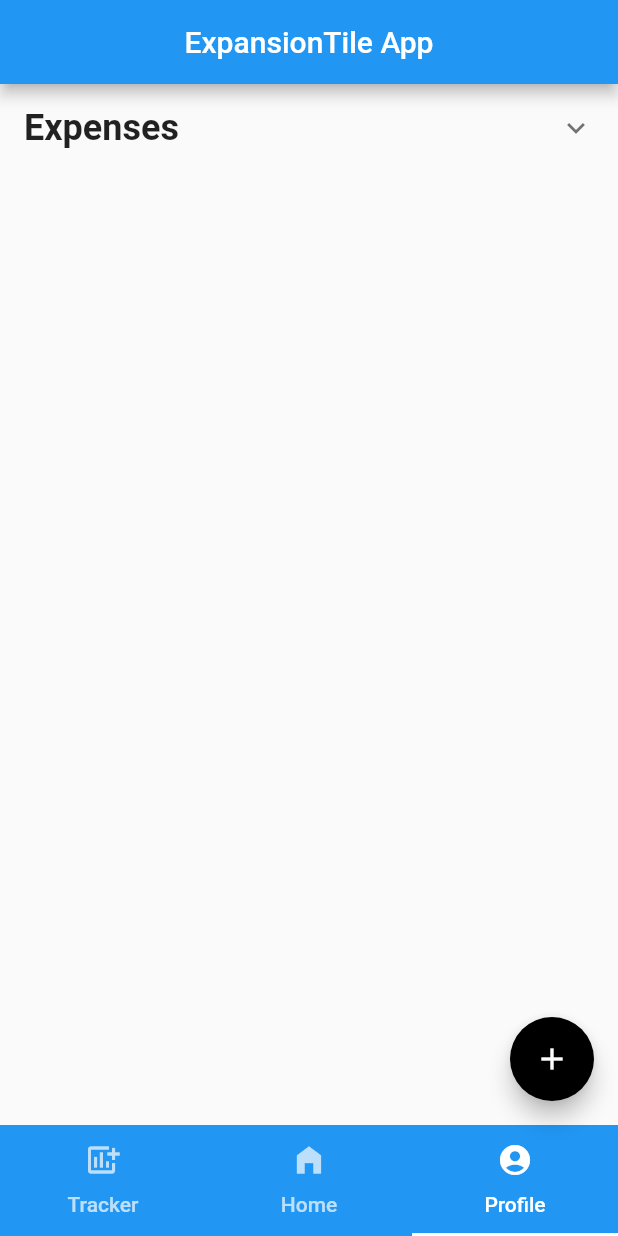
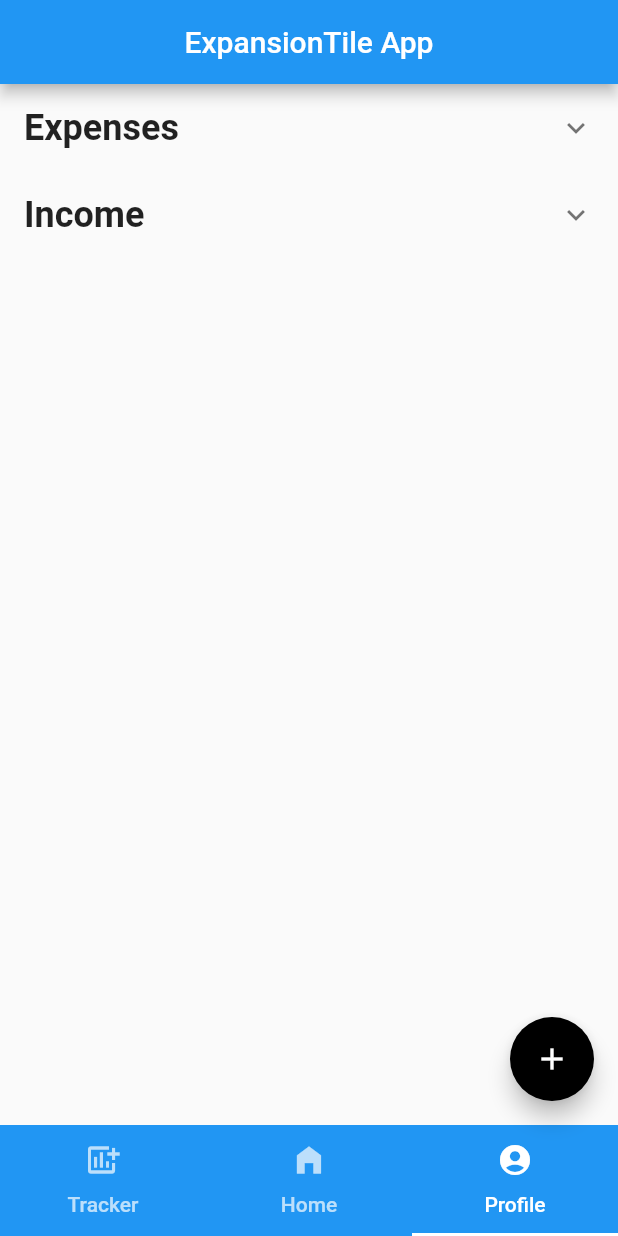
Before and after one commit to lyang-86/vandy_2020, a Flutter app: the screen it shows after launch, item 3 of the bottom bar chosen, on a phone screen of 412 x 824 dp. Run offline on Flutter 3.47's test engine with Material 2 defaults, Android fonts, the phone set to English and light mode, and no system bars; our stand-ins replace pie_chart.

```diff
--- a/vandyhacks2020/lib/userinput.dart
+++ b/vandyhacks2020/lib/userinput.dart
@@ -1,5 +1,5 @@
 import 'package:flutter/material.dart';
-
+import 'global.dart' as globals;
 void main() {
   runApp(new TileApp());
   }
@@ -15,7 +15,7 @@ class TileApp extends StatelessWidget{
 }
 class TestPage extends StatelessWidget {
 
-  createAlertDialog(BuildContext context) {
+  Future<String> createAlertDialog(BuildContext context) {
     TextEditingController customController = new TextEditingController();
 
     return showDialog(context: context, builder: (context) {
@@ -23,12 +23,15 @@ class TestPage extends StatelessWidget {
           title: Text("Enter amount"),
           content: TextField(
             controller: customController,
+            keyboardType: TextInputType.number,
           ),
           actions: <Widget>[
             MaterialButton(
               elevation: 5.0,
               child: Text('Submit'),
-              onPressed: () {},
+              onPressed: () {
+                Navigator.of(context).pop(customController.text.toString());
+              },
             )
           ]
       );
@@ -45,7 +48,9 @@ class TestPage extends StatelessWidget {
             child: Text('ExpansionTile App'),
           ),
         ),
-        body: new ExpansionTile(
+        body: new ListView(
+          children: [
+        ExpansionTile(
           title: new Text('Expenses', style: TextStyle(fontSize: 24,fontWeight: FontWeight.bold,),
           ),
           children: [
@@ -53,7 +58,9 @@ class TestPage extends StatelessWidget {
               dense: true,
               enabled: true,
               isThreeLine: false,
-              onTap: () {createAlertDialog(context);},
+              onTap: () {createAlertDialog(context).then((onValue){
+                globals.user.changeExpense('Rent', double.parse('onValue'));
+              });},
               selected: true,
               title: new Text('Rent', style: TextStyle(fontSize: 20, color:Colors.black)),
             ),
@@ -61,7 +68,9 @@ class TestPage extends StatelessWidget {
               dense: true,
               enabled: true,
               isThreeLine: false,
-              onTap: ()  {createAlertDialog(context);},
+              onTap: ()  {createAlertDialog(context).then((onValue){
+                globals.user.changeExpense('Utility', double.parse('onValue'));
+              });},
               selected: true,
               title: new Text('Utility', style: TextStyle(fontSize: 20, color:Colors.black)),
             ),
@@ -69,7 +78,9 @@ class TestPage extends StatelessWidget {
               dense: true,
               enabled: true,
               isThreeLine: false,
-              onTap: () {createAlertDialog(context);},
+              onTap: () {createAlertDialog(context).then((onValue){
+                globals.user.changeExpense('Subscriptions', double.parse('onValue'));
+              });},
               selected: true,
               title: new Text('Subscriptions', style: TextStyle(fontSize: 20, color:Colors.black)),
             ),
@@ -77,7 +88,9 @@ class TestPage extends StatelessWidget {
               dense: true,
               enabled: true,
               isThreeLine: false,
-              onTap: ()  {createAlertDialog(context);},
+              onTap: ()  {createAlertDialog(context).then((onValue){
+                globals.user.changeExpense('Bills', double.parse('onValue'));
+              });},
               selected: true,
               title: new Text('Bills', style: TextStyle(fontSize: 20, color:Colors.black)),
             ),
@@ -85,7 +98,9 @@ class TestPage extends StatelessWidget {
               dense: true,
               enabled: true,
               isThreeLine: false,
-              onTap: () {createAlertDialog(context);},
+              onTap: () {createAlertDialog(context).then((onValue){
+                globals.user.changeExpense('Savings', double.parse('onValue'));
+              });},
               selected: true,
               title: new Text('Savings', style: TextStyle(fontSize: 20, color:Colors.black)),
             ),
@@ -93,7 +108,9 @@ class TestPage extends StatelessWidget {
               dense: true,
               enabled: true,
               isThreeLine: false,
-              onTap: () {createAlertDialog(context);},
+              onTap: () {createAlertDialog(context).then((onValue){
+                globals.user.changeExpense('Food', double.parse('onValue'));
+              });},
               selected: true,
               title: new Text('Food', style: TextStyle(fontSize: 20, color:Colors.black)),
             ),
@@ -101,7 +118,9 @@ class TestPage extends StatelessWidget {
               dense: true,
               enabled: true,
               isThreeLine: false,
-              onTap: () {createAlertDialog(context);},
+              onTap: () {createAlertDialog(context).then((onValue){
+                globals.user.changeExpense('Clothes', double.parse('onValue'));
+              });},
               selected: true,
               title: new Text('Clothes', style: TextStyle(fontSize: 20, color:Colors.black)),
             ),
@@ -109,7 +128,9 @@ class TestPage extends StatelessWidget {
               dense: true,
               enabled: true,
               isThreeLine: false,
-              onTap: () {createAlertDialog(context);},
+              onTap: () {createAlertDialog(context).then((onValue){
+                globals.user.changeExpense('Electronics', double.parse('onValue'));
+              });},
               selected: true,
               title: new Text('Electronics', style: TextStyle(fontSize: 20, color:Colors.black)),
             ),
@@ -117,14 +138,63 @@ class TestPage extends StatelessWidget {
               dense: true,
               enabled: true,
               isThreeLine: false,
-              onTap: () {createAlertDialog(context);},
+              onTap: () {createAlertDialog(context).then((onValue){
+                globals.user.changeExpense('Other', double.parse('onValue'));
+              });},
               selected: true,
               title: new Text('Other', style: TextStyle(fontSize: 20, color:Colors.black)),
             ),
           ],
 
       ),
-    );
+        ExpansionTile(
+        title: new Text('Income', style: TextStyle(fontSize: 24,fontWeight: FontWeight.bold,),
+        ),
+        children: [
+            ListTile(
+              dense: true,
+              enabled: true,
+              isThreeLine: false,
+              onTap: () {createAlertDialog(context).then((onValue){
+                globals.user.addIncome('Monthly', double.parse('onValue'));
+              });},
+              selected: true,
+              title: new Text('Monthly', style: TextStyle(fontSize: 20, color:Colors.black)),
+            ),
+            ListTile(
+              dense: true,
+              enabled: true,
+              isThreeLine: false,
+              onTap: ()  {createAlertDialog(context).then((onValue){
+                globals.user.addIncome('Bi-Weekly', double.parse('onValue'));
+              });},
+              selected: true,
+              title: new Text('Bi-Weekly', style: TextStyle(fontSize: 20, color:Colors.black)),
+            ),
+            ListTile(
+              dense: true,
+              enabled: true,
+              isThreeLine: false,
+              onTap: () {createAlertDialog(context).then((onValue){
+                globals.user.addIncome('Weekly', double.parse('onValue'));
+              });},
+              selected: true,
+              title: new Text('Weekly', style: TextStyle(fontSize: 20, color:Colors.black)),
+            ),
+            ListTile(
+              dense: true,
+              enabled: true,
+              isThreeLine: false,
+              onTap: ()  {createAlertDialog(context).then((onValue){
+                globals.user.addIncome('Misc', double.parse('onValue'));
+              });},
+              selected: true,
+              title: new Text('Misc', style: TextStyle(fontSize: 20, color:Colors.black)),
+            ),
+            ],
+
+        ),
+    ]));
   }
 }
 class UserInput {
@@ -153,7 +223,7 @@ class UserInput {
     }
   }
 
-  void addIncome(double amountEarned, {String income = 'Bi-Weekly'}){
+  void addIncome(String incomeType, double amountEarned){
     if(income == 'Bi-Weekly'){
       this.income.add(amountEarned*2);
     }
@@ -163,7 +233,7 @@ class UserInput {
     else if(income == 'Monthly'){
       this.income.add(amountEarned);
     }
-    else if(income == 'Misc'){
+    else{
       this.income.add(amountEarned);
     }
   }
```
